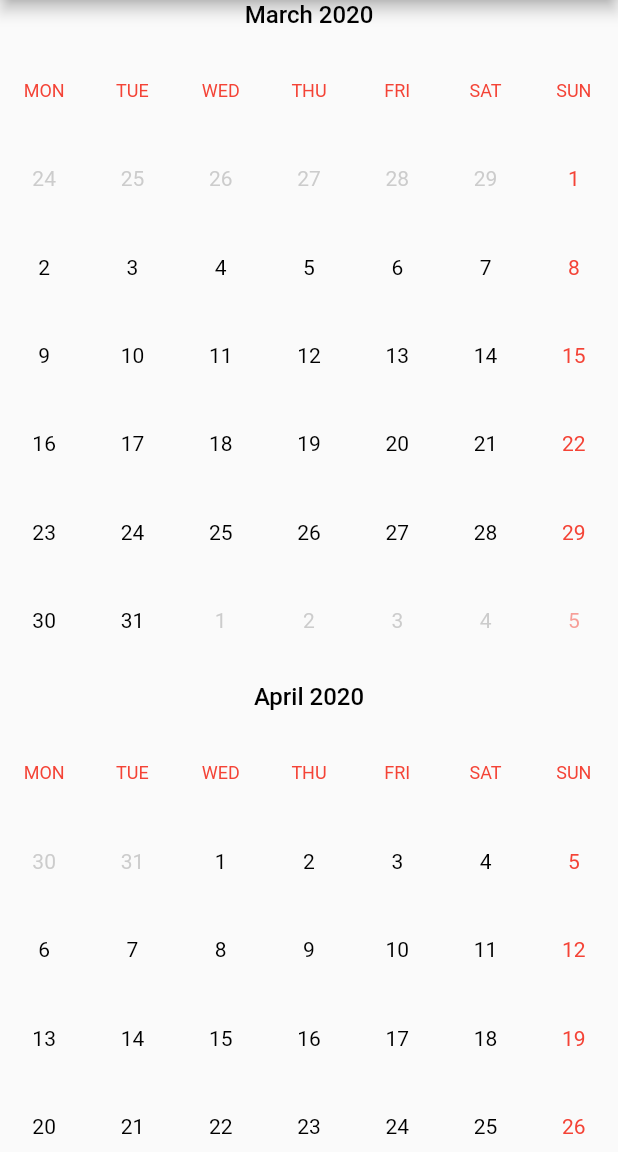
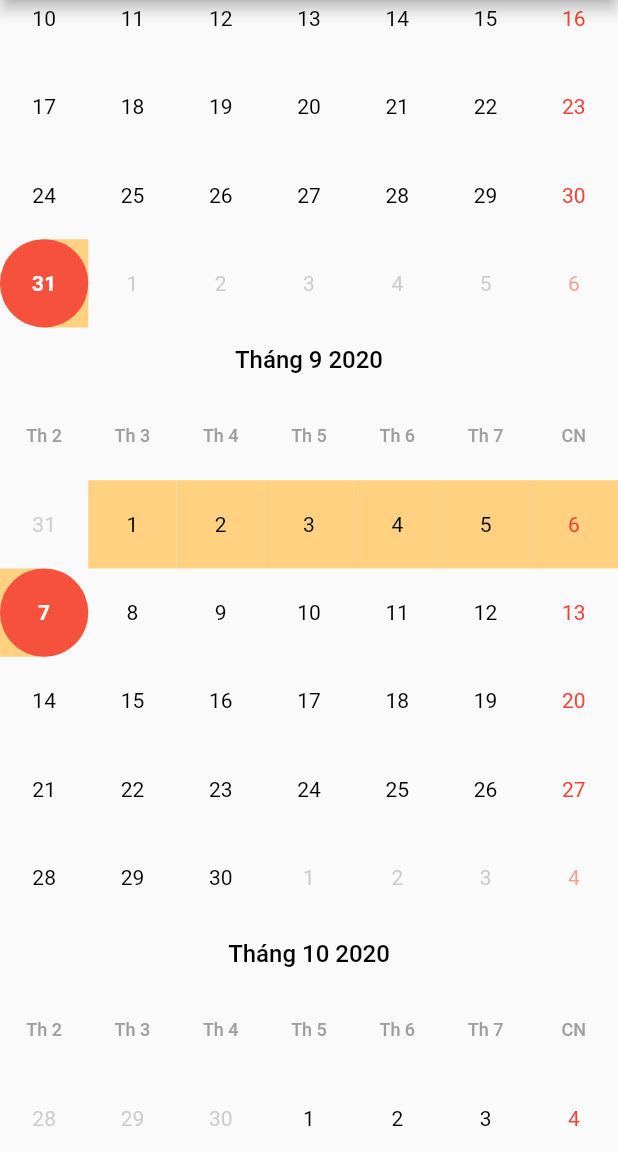
Before and after one commit to phuongtinhbien/vertical_scrolling_calendar, a Flutter app: the screen it shows after launch, on a phone screen of 412 x 824 dp, the part 84-1236 px from its top. Run offline on Flutter 3.47's test engine with Material 2 defaults, Android fonts, the phone set to English and light mode, and no system bars.

Commit message:
fix errors.

```diff
--- a/example/lib/main.dart
+++ b/example/lib/main.dart
@@ -26,10 +26,15 @@ class _MyAppState extends State<MyApp> {
         appBar: AppBar(
           title: const Text('Vertical Scrolling Calendar'),
         ),
-        body: VerticalCalendar.single(
-          startTime: DateTime.now().subtract(Duration(days: 180)),
-          endTime: DateTime.now().add(Duration(days: 180)),
+        body: VerticalCalendar.range(
+          startTime: DateTime.now().subtract(Duration(days: 7)),
+          endTime: DateTime.now(),
+          onRangeDateSelected: (start, end) {
+            print(start.toString());
+            print(end.toString());
+          },
           initialDate: DateTime.now(),
+          titleColor: Colors.grey,
         ),
       ),
     );
--- a/lib/src/calendar_utils.dart
+++ b/lib/src/calendar_utils.dart
@@ -4,21 +4,21 @@ enum StartWeekDay { sunday, monday }
 enum CalendarViews{ dates, months, year }
 
 class CalendarUtils {
-  static final List<String> weekDays = ['MON', 'TUE', 'WED', 'THU', 'FRI', 'SAT', 'SUN'];
+  static final List<String> weekDays = ['Th 2', 'Th 3', 'Th 4', 'Th 5', 'Th 6', 'Th 7', 'CN'];
   static final List<int> monthDays = [31, 28, 31, 30, 31, 30, 31, 31, 30, 31, 30, 31];
   static final List<String> monthNames = [
-    'January',
-    'February',
-    'March',
-    'April',
-    'May',
-    'June',
-    'July',
-    'August',
-    'September',
-    'October',
-    'November',
-    'December'
+    'Tháng 1',
+    'Tháng 2',
+    'Tháng 3',
+    'Tháng 4',
+    'Tháng 5',
+    'Tháng 6',
+    'Tháng 7',
+    'Tháng 8',
+    'Tháng 9',
+    'Tháng 10',
+    'Tháng 11',
+    'Tháng 12'
   ];
 
   // check for leap year
@@ -134,4 +134,13 @@ class CalendarUtils {
 
     return calendar;
   }
+
+
+  static int calculateDifferenceNow(DateTime date) {
+    DateTime now = DateTime.now();
+    return DateTime(date.year, date.month, date.day).difference(DateTime(now.year, now.month, now.day)).inDays;
+  }
+  static int calculateDifference(DateTime now, DateTime date) {
+    return DateTime(date.year, date.month, date.day).difference(DateTime(now.year, now.month, now.day)).inDays;
+  }
 }
--- /dev/null
+++ b/lib/src/model/month_model.dart
@@ -0,0 +1,10 @@
+import 'package:vertical_scrolling_calendar/src/model/calendar_model.dart';
+
+class MonthModel {
+  int index;
+  String title;
+  int month,year;
+  List<CalendarModel> sequentialDates;
+
+  MonthModel({this.index, this.title, this.sequentialDates, this.month, this.year});
+}
--- a/lib/src/vertical_calendar.dart
+++ b/lib/src/vertical_calendar.dart
@@ -3,13 +3,18 @@ import 'package:vertical_scrolling_calendar/src/calendar_utils.dart';
 import 'package:vertical_scrolling_calendar/src/model/calendar_model.dart';
 
 import 'calendar_type.dart';
+import 'model/month_model.dart';
 
 class VerticalCalendar extends StatefulWidget {
   final DateTime startTime, endTime;
   final Function(DateTime) onDateSelected;
   final Function(DateTime, DateTime) onRangeDateSelected;
   final DateTime initialDate;
-  final Color unselectedColor, selectedColor, todayColor;
+  final Color unselectedColor,
+      selectedColor,
+      todayColor,
+      titleColor,
+      rangDateColor;
   final TextStyle textStyleDate;
   final CalendarType calendarType;
 
@@ -24,30 +29,30 @@ class VerticalCalendar extends StatefulWidget {
       this.selectedColor = Colors.red,
       this.todayColor = Colors.red,
       this.textStyleDate,
-      this.calendarType})
+      this.calendarType,
+      this.titleColor,
+      this.rangDateColor = const Color(0xFFFFD180)})
       : super(key: key);
 
   factory VerticalCalendar.single(
       {Key key,
-      @required DateTime startTime,
-      @required DateTime endTime,
       Function(DateTime) onDateSelected,
       DateTime initialDate,
       Color unselectedColor,
       Color selectedColor,
       Color todayColor,
+      Color titleColor,
       TextStyle textStyleDate,
       CalendarType calendarType}) {
     return VerticalCalendar(
       key: key,
       calendarType: CalendarType.CALENDAR_SINGLE_DAY,
-      startTime: startTime,
-      endTime: endTime,
       onDateSelected: onDateSelected,
       initialDate: initialDate ?? DateTime.now(),
       unselectedColor: unselectedColor,
       selectedColor: selectedColor,
       todayColor: todayColor,
+      titleColor: titleColor,
       textStyleDate: textStyleDate,
     );
   }
@@ -61,6 +66,8 @@ class VerticalCalendar extends StatefulWidget {
       Color unselectedColor,
       Color selectedColor,
       Color todayColor,
+      Color titleColor,
+      Color rangDateColor,
       TextStyle textStyleDate,
       CalendarType calendarType}) {
     return VerticalCalendar(
@@ -73,6 +80,8 @@ class VerticalCalendar extends StatefulWidget {
       unselectedColor: unselectedColor,
       selectedColor: selectedColor,
       todayColor: todayColor,
+      titleColor: titleColor,
+      rangDateColor: rangDateColor ?? Color(0xFFFFD180),
       textStyleDate: textStyleDate,
     );
   }
@@ -85,29 +94,60 @@ class VerticalCalendar extends StatefulWidget {
 }
 
 class VerticalCalendarState extends State<VerticalCalendar> {
-  DateTime _currentDateTime;
+  DateTime _currentStartDateTime;
   DateTime _selectedDateTime;
+
+  DateTime startRangeTime, endRangeTime;
+  int stepDo;
   List<CalendarModel> _sequentialDates;
-  List<List<CalendarModel>> _sequentialMonths;
+  List<MonthModel> _sequentialMonths;
   int midYear;
   CalendarViews _currentView = CalendarViews.dates;
+  ScrollController _scrollController;
+  int scrollIndex;
 
   @override
   void initState() {
     super.initState();
+    _scrollController = ScrollController();
+    stepDo = 0;
+    scrollIndex = 1;
     _sequentialMonths = [];
-    _currentDateTime = DateTime(widget.startTime.year, widget.startTime.month);
+    _currentStartDateTime = DateTime(DateTime.now().year - 4, DateTime.january);
+
+    if (widget.startTime != null && widget.endTime != null) {
+      if (widget.startTime != null) {
+        startRangeTime = widget.startTime;
+      }
+      if (widget.endTime != null) {
+        endRangeTime = widget.endTime;
+      }
+    }
+
     _selectedDateTime = DateTime(widget.initialDate.year,
         widget.initialDate.month, widget.initialDate.day);
     WidgetsBinding.instance.addPostFrameCallback((timeStamp) {
       setState(() {
-        _getCalendar();
-        for (int i = 1; i < 5; i++) {
-          _currentDateTime =
-              DateTime(widget.startTime.year, widget.startTime.month + i);
-          _getCalendar();
+        for (int i = 0; i < 96; i++) {
+          _getCalendar(index: i);
+          if (startRangeTime != null) {
+            if (_currentStartDateTime.year == startRangeTime.year &&
+                _currentStartDateTime.month == startRangeTime.month) {
+              scrollIndex = i;
+            }
+          } else {
+            if (_currentStartDateTime.year == DateTime.now().year &&
+                _currentStartDateTime.month == DateTime.now().month) {
+              scrollIndex = i;
+            }
+          }
+          _currentStartDateTime = DateTime(
+              _currentStartDateTime.year, _currentStartDateTime.month + 1);
         }
       });
+      double offset = scrollIndex * MediaQuery.of(context).size.width;
+
+      _scrollController.jumpTo(offset);
     });
   }
 
@@ -124,7 +164,7 @@ class VerticalCalendarState extends State<VerticalCalendar> {
                 ? _datesView()
                 : (_currentView == CalendarViews.months)
                     ? _showMonthsList()
-                    : _yearsView(midYear ?? _currentDateTime.year)),
+                    : _yearsView(midYear ?? _currentStartDateTime.year)),
       ),
     );
   }
@@ -137,16 +177,10 @@ class VerticalCalendarState extends State<VerticalCalendar> {
         // header
         Expanded(
             child: ListView.builder(
+          controller: _scrollController,
           itemBuilder: (itemContext, index) {
-            int currentMonth = _sequentialMonths[index]
-                    .firstWhere((element) => element.thisMonth)
-                    .date
-                    .month -
-                1;
-            int currentYear = _sequentialMonths[index]
-                .firstWhere((element) => element.thisMonth)
-                .date
-                .year;
+            int currentMonth = _sequentialMonths[index].month - 1;
+            int currentYear = _sequentialMonths[index].year;
             return Column(
               children: <Widget>[
                 InkWell(
@@ -162,7 +196,7 @@ class VerticalCalendarState extends State<VerticalCalendar> {
                     ),
                   ),
                 ),
-                _calendarBody(_sequentialMonths[index]),
+                _calendarBody(_sequentialMonths[index].sequentialDates),
               ],
             );
           },
@@ -180,11 +214,13 @@ class VerticalCalendarState extends State<VerticalCalendar> {
           setState(() => (next) ? _getNextMonth() : _getPrevMonth());
         } else if (_currentView == CalendarViews.year) {
           if (next) {
-            midYear =
-                (midYear == null) ? _currentDateTime.year + 9 : midYear + 9;
+            midYear = (midYear == null)
+                ? _currentStartDateTime.year + 9
+                : midYear + 9;
           } else {
-            midYear =
-                (midYear == null) ? _currentDateTime.year - 9 : midYear - 9;
+            midYear = (midYear == null)
+                ? _currentStartDateTime.year - 9
+                : midYear - 9;
           }
           setState(() {});
         }
@@ -226,10 +262,22 @@ class VerticalCalendarState extends State<VerticalCalendar> {
       ),
       itemBuilder: (context, index) {
         if (index < 7) return _weekDayTitle(index);
+        if (widget.calendarType == CalendarType.CALENDAR_RANGE_DAY) {
+          if ((CalendarUtils.calculateDifference(
+                          _sequentialDates[index - 7].date, startRangeTime) ==
+                      0 ||
+                  CalendarUtils.calculateDifference(
+                          _sequentialDates[index - 7].date, endRangeTime) ==
+                      0) &&
+              _sequentialDates[index - 7].thisMonth)
+            return _selector(_sequentialDates[index - 7]);
+          return _calendarDates(_sequentialDates[index - 7]);
+        } else {
           if (_sequentialDates[index - 7].date == _selectedDateTime &&
               _sequentialDates[index - 7].thisMonth)
             return _selector(_sequentialDates[index - 7]);
           return _calendarDates(_sequentialDates[index - 7]);
+        }
       },
     );
   }
@@ -239,26 +287,34 @@ class VerticalCalendarState extends State<VerticalCalendar> {
     return Center(
       child: Text(
         CalendarUtils.weekDays[index],
-        style: TextStyle(color: Colors.red, fontSize: 12),
+        style: TextStyle(
+            color: widget.titleColor ?? Colors.red,
+            fontSize: 12,
+            fontWeight: FontWeight.w500),
       ),
     );
   }
 
   // calendar element
   Widget _calendarDates(CalendarModel calendarDate) {
-    return InkWell(
-      onTap: calendarDate.thisMonth
-          ? () {
-              if (_selectedDateTime != calendarDate.date) {
-                if (calendarDate.nextMonth) {
-                  _getNextMonth();
-                } else if (calendarDate.prevMonth) {
-                  _getPrevMonth();
-                }
-                setState(() => _selectedDateTime = calendarDate.date);
+    Color backgroundColor = Colors.transparent;
+    if (widget.calendarType == CalendarType.CALENDAR_RANGE_DAY &&
+        startRangeTime != null &&
+        endRangeTime != null) {
+      if (calendarDate.thisMonth &&
+          calendarDate.date.isAfter(startRangeTime) &&
+          calendarDate.date.isBefore(endRangeTime)) {
+        backgroundColor = widget.rangDateColor;
       }
     }
-          : null,
+
+    return InkWell(
+      onTap: calendarDate.thisMonth ? () => onDateSelect(calendarDate) : null,
+      radius: 40,
+      splashColor: Colors.transparent,
+      highlightColor: Colors.transparent,
+      child: Container(
+        color: backgroundColor,
         child: Center(
             child: Text(
           '${calendarDate.date.day}',
@@ -272,23 +328,80 @@ class VerticalCalendarState extends State<VerticalCalendar> {
                     : Colors.grey.withOpacity(0.5),
           ),
         )),
+      ),
     );
+  }
+
+  //onDateSelected
+  void onDateSelect(CalendarModel calendarDate) {
+    if (widget.calendarType == CalendarType.CALENDAR_SINGLE_DAY) {
+      if (_selectedDateTime != calendarDate.date) {
+        if (calendarDate.nextMonth) {
+          _getNextMonth();
+        } else if (calendarDate.prevMonth) {
+          _getPrevMonth();
+        }
+        setState(() => _selectedDateTime = calendarDate.date);
+      }
+      if (widget.onDateSelected != null) {
+        widget.onDateSelected(_selectedDateTime);
+      }
+    } else if (widget.calendarType == CalendarType.CALENDAR_RANGE_DAY) {
+      if (stepDo == 1) {
+        setState(() {
+          startRangeTime = calendarDate.date;
+          stepDo++;
+        });
+      } else if (stepDo == 2) {
+        if (startRangeTime != calendarDate.date &&
+            startRangeTime.isBefore(calendarDate.date)) {
+          setState(() {
+            endRangeTime = calendarDate.date;
+            stepDo++;
+          });
+          widget.onRangeDateSelected(startRangeTime, endRangeTime);
+        } else {
+          setState(() {
+            startRangeTime = calendarDate.date;
+            stepDo = 2;
+          });
+        }
+      } else {
+        setState(() {
+          setState(() {
+            startRangeTime = calendarDate.date;
+            endRangeTime = null;
+            stepDo = 2;
+          });
+        });
+      }
+    }
   }
 
   // date selector
   Widget _selector(CalendarModel calendarDate) {
+    var borderRadius;
+    if (startRangeTime != null && endRangeTime != null) {
+      if (CalendarUtils.calculateDifference(
+              calendarDate.date, startRangeTime) ==
+          0) {
+        borderRadius = BorderRadius.only(
+            topLeft: Radius.circular(50), bottomLeft: Radius.circular(50));
+      } else if (CalendarUtils.calculateDifference(
+              calendarDate.date, endRangeTime) ==
+          0) {
+        borderRadius = BorderRadius.only(
+            topRight: Radius.circular(50), bottomRight: Radius.circular(50));
+      }
+    } else {
+      borderRadius = BorderRadius.all(Radius.circular(50));
+    }
     return Container(
       width: 30,
       height: 30,
       decoration: BoxDecoration(
-        color: Colors.black,
-        borderRadius: BorderRadius.circular(50),
-        gradient: LinearGradient(
-          colors: [Colors.black.withOpacity(0.1), Colors.white],
-          stops: [0.1, 1],
-          begin: Alignment.topLeft,
-          end: Alignment.bottomRight,
-        ),
+        color: widget.rangDateColor,
+        borderRadius: borderRadius,
       ),
       child: Container(
         decoration: BoxDecoration(
@@ -307,32 +420,36 @@ class VerticalCalendarState extends State<VerticalCalendar> {
 
   // get next month calendar
   void _getNextMonth() {
-    if (_currentDateTime.month == 12) {
-      _currentDateTime = DateTime(_currentDateTime.year + 1, 1);
+    if (_currentStartDateTime.month == 12) {
+      _currentStartDateTime = DateTime(_currentStartDateTime.year + 1, 1);
     } else {
-      _currentDateTime =
-          DateTime(_currentDateTime.year, _currentDateTime.month + 1);
+      _currentStartDateTime =
+          DateTime(_currentStartDateTime.year, _currentStartDateTime.month + 1);
     }
     _getCalendar();
   }
 
   // get previous month calendar
   void _getPrevMonth() {
-    if (_currentDateTime.month == 1) {
-      _currentDateTime = DateTime(_currentDateTime.year - 1, 12);
+    if (_currentStartDateTime.month == 1) {
+      _currentStartDateTime = DateTime(_currentStartDateTime.year - 1, 12);
     } else {
-      _currentDateTime =
-          DateTime(_currentDateTime.year, _currentDateTime.month - 1);
+      _currentStartDateTime =
+          DateTime(_currentStartDateTime.year, _currentStartDateTime.month - 1);
     }
     _getCalendar();
   }
 
   // get calendar for current month
-  void _getCalendar() {
+  void _getCalendar({int index}) {
     _sequentialDates = CalendarUtils().getMonthCalendar(
-        _currentDateTime.month, _currentDateTime.year,
+        _currentStartDateTime.month, _currentStartDateTime.year,
         startWeekDay: StartWeekDay.monday);
-    _sequentialMonths.add(_sequentialDates);
+    _sequentialMonths.add(MonthModel(
+        index: index,
+        sequentialDates: _sequentialDates,
+        month: _currentStartDateTime.month,
+        year: _currentStartDateTime.year));
   }
 
   // show months list
@@ -344,7 +461,7 @@ class VerticalCalendarState extends State<VerticalCalendar> {
           child: Padding(
             padding: const EdgeInsets.all(20.0),
             child: Text(
-              '${_currentDateTime.year}',
+              '${_currentStartDateTime.year}',
               style: TextStyle(
                   fontSize: 18,
                   fontWeight: FontWeight.w700,
@@ -361,7 +478,8 @@ class VerticalCalendarState extends State<VerticalCalendar> {
             itemCount: CalendarUtils.monthNames.length,
             itemBuilder: (context, index) => ListTile(
               onTap: () {
-                _currentDateTime = DateTime(_currentDateTime.year, index + 1);
+                _currentStartDateTime =
+                    DateTime(_currentStartDateTime.year, index + 1);
                 _getCalendar();
                 setState(() => _currentView = CalendarViews.dates);
               },
@@ -370,7 +488,7 @@ class VerticalCalendarState extends State<VerticalCalendar> {
                   CalendarUtils.monthNames[index],
                   style: TextStyle(
                       fontSize: 18,
-                      color: (index == _currentDateTime.month - 1)
+                      color: (index == _currentStartDateTime.month - 1)
                           ? Colors.red
                           : Colors.black),
                 ),
@@ -421,8 +539,8 @@ class VerticalCalendarState extends State<VerticalCalendar> {
                 }
                 return ListTile(
                   onTap: () {
-                    _currentDateTime =
-                        DateTime(thisYear, _currentDateTime.month);
+                    _currentStartDateTime =
+                        DateTime(thisYear, _currentStartDateTime.month);
                     _getCalendar();
                     setState(() => _currentView = CalendarViews.months);
                   },
@@ -431,7 +549,7 @@ class VerticalCalendarState extends State<VerticalCalendar> {
                       '$thisYear',
                       style: TextStyle(
                           fontSize: 18,
-                          color: (thisYear == _currentDateTime.year)
+                          color: (thisYear == _currentStartDateTime.year)
                               ? Colors.red
                               : Colors.black),
                     ),
```
Lines whose indentation alone changed are shown as unchanged.
